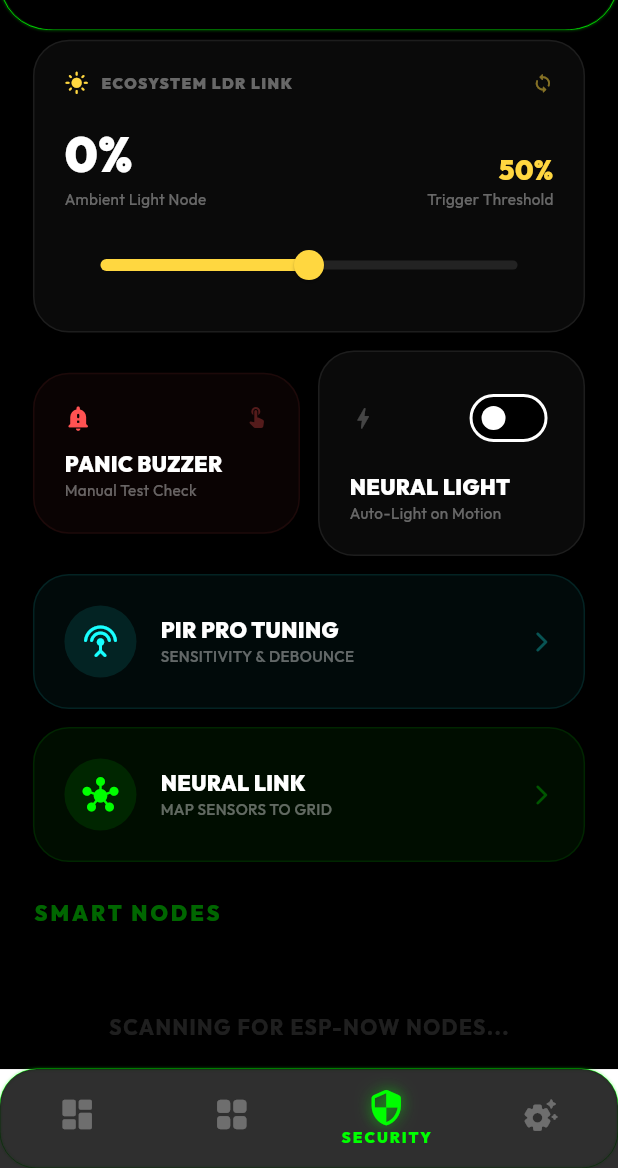
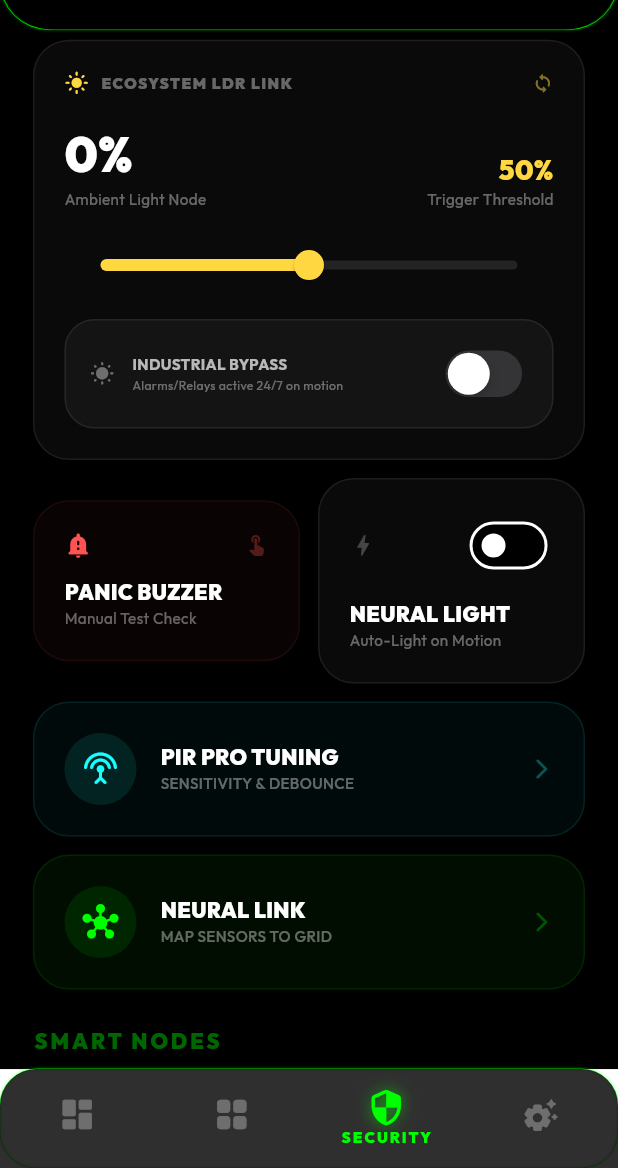
Before and after one commit to kiran-embedded/esp32-smart-light-app, a Flutter app: the screen it shows once a user with an empty profile is signed in, item 3 of the bottom bar chosen, scrolled down 576 dp, on a phone screen of 412 x 824 dp, the part 68-1236 px from its top. Run offline on Flutter 3.47's test engine with Material 3 defaults, Android fonts, the phone set to English and light mode, and no system bars; drawn by our look-alikes of flutter_animate; our stand-ins replace audioplayers, cloud_firestore, device_info_plus, file_picker, firebase_auth, firebase_core and 19 more; missing offline and left inert: android_intent_plus, expressions, flutter_displaymode, flutter_soloud, mqtt_client, network_info_plus; accounts and stored records are empty; generated files the repository leaves out were written again; network calls fail.

Commit message:
Industrial Gating: Fixed Neural Automation and implemented Industrial Bypass toggle

```diff
--- a/lib/screens/main/security_view.dart
+++ b/lib/screens/main/security_view.dart
@@ -317,7 +317,87 @@ class _SecurityViewState extends ConsumerState<SecurityView> {
               },
             ),
           ),
+          const SizedBox(height: 12),
+          _buildIndustrialGatingToggle(
+            context,
+            state,
+            ref.read(securityProvider.notifier),
+          ),
         ],
+      ),
+    );
+  }
+
+  Widget _buildIndustrialGatingToggle(
+    BuildContext context,
+    SecurityState state,
+    SecurityNotifier notifier,
+  ) {
+    final bool isGated = state.ldrSecurity;
+    return GestureDetector(
+      onTap: () {
+        HapticService.heavy();
+        notifier.toggleLdrSecurity();
+      },
+      child: AnimatedContainer(
+        duration: 200.ms,
+        padding: const EdgeInsets.all(16),
+        decoration: BoxDecoration(
+          color: isGated
+              ? Colors.amberAccent.withOpacity(0.08)
+              : Colors.white.withOpacity(0.04),
+          borderRadius: BorderRadius.circular(20),
+          border: Border.all(
+            color: isGated
+                ? Colors.amberAccent.withOpacity(0.2)
+                : Colors.white.withOpacity(0.08),
+          ),
+        ),
+        child: Row(
+          mainAxisAlignment: MainAxisAlignment.spaceBetween,
+          children: [
+            Row(
+              children: [
+                Icon(
+                  isGated ? Icons.nightlight_round : Icons.wb_sunny_rounded,
+                  color: isGated ? Colors.amberAccent : Colors.white38,
+                  size: 16.sp,
+                ),
+                const SizedBox(width: 12),
+                Column(
+                  crossAxisAlignment: CrossAxisAlignment.start,
+                  children: [
+                    Text(
+                      isGated ? "LDR GATING ACTIVE" : "INDUSTRIAL BYPASS",
+                      style: GoogleFonts.outfit(
+                        fontSize: 10.sp,
+                        fontWeight: FontWeight.bold,
+                        color: isGated ? Colors.amberAccent : Colors.white70,
+                      ),
+                    ),
+                    Text(
+                      isGated
+                          ? "Alarms/Relays trigger only in darkness"
+                          : "Alarms/Relays active 24/7 on motion",
+                      style: GoogleFonts.outfit(
+                        fontSize: 8.sp,
+                        color: Colors.white38,
+                      ),
+                    ),
+                  ],
+                ),
+              ],
+            ),
+            CupertinoSwitch(
+              value: isGated,
+              onChanged: (_) {
+                HapticService.heavy();
+                notifier.toggleLdrSecurity();
+              },
+              activeColor: Colors.amberAccent,
+            ),
+          ],
+        ),
       ),
     );
   }
```
Also changed, not shown: lib/providers/security_provider.dart (+41 -32 lines), lib/services/security_service.dart (+12 -0 lines), 1 other file.
